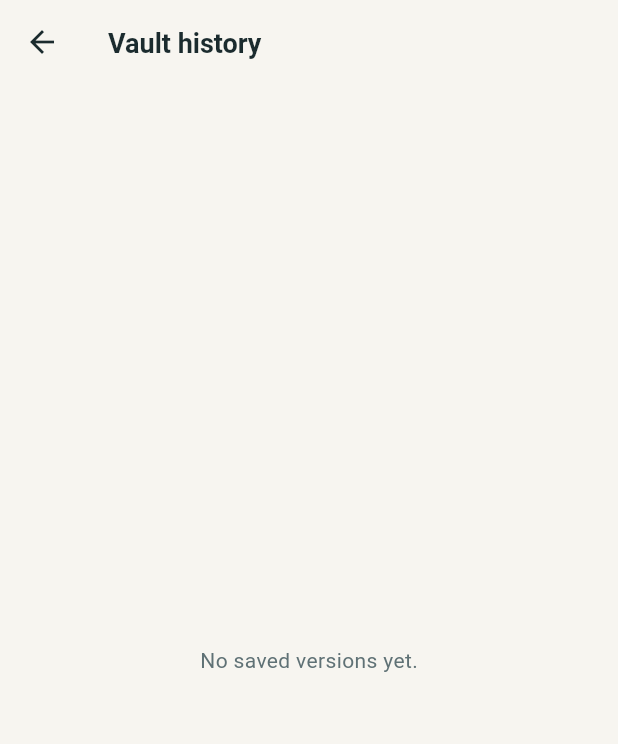
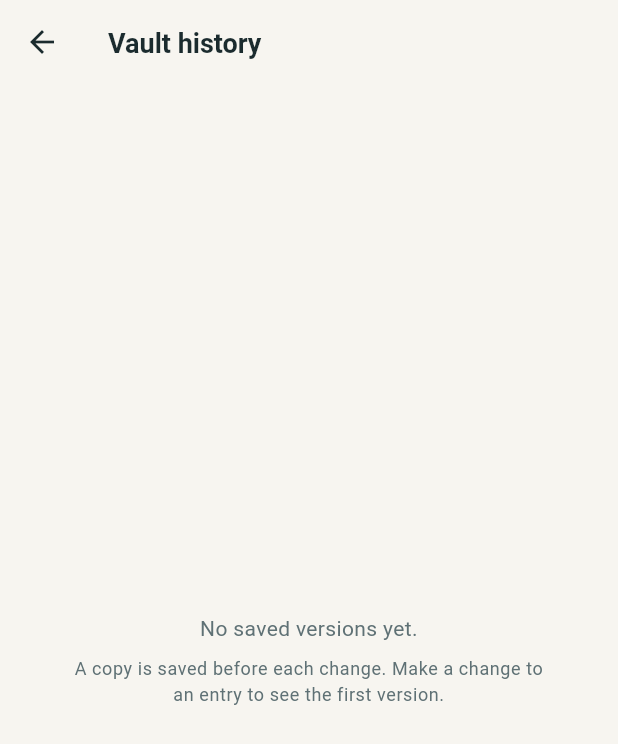
Before and after one commit to neryad/llavero2, a Flutter app: the VaultHistoryScreen screen opened by its route, on a phone screen of 412 x 824 dp. Shown: the top 744 px of the screen. Run offline on Flutter 3.47's test engine with Material 3 defaults, Android fonts, the phone set to English and light mode, and no system bars; our stand-ins replace file_picker, flutter_secure_storage, local_auth, package_info_plus, printing, share_plus; missing offline and left inert: cryptography; accounts and stored records are empty.

Commit message:
fix: pantallas VaultHistory y PasswordHealth en blanco
- VaultHistory: mover AppScope.of de initState a didChangeDependencies
- PasswordHealth: recalcular informe dentro del builder
- Mensajes claros cuando no hay secretos o versiones
- 191 tests pasando

```diff
--- a/lib/features/settings/vault_history_screen.dart
+++ b/lib/features/settings/vault_history_screen.dart
@@ -15,10 +15,13 @@ class VaultHistoryScreen extends StatefulWidget {
 
 class _VaultHistoryScreenState extends State<VaultHistoryScreen> {
   late Future<List<DateTime>> _versions;
+  bool _loaded = false;
 
   @override
-  void initState() {
-    super.initState();
+  void didChangeDependencies() {
+    super.didChangeDependencies();
+    if (_loaded) return;
+    _loaded = true;
     _versions = _load();
   }
 
@@ -58,7 +61,23 @@ class _VaultHistoryScreenState extends State<VaultHistoryScreen> {
           }
           final versions = snapshot.data ?? <DateTime>[];
           if (versions.isEmpty) {
-            return Center(child: Text(l10n.historyEmpty));
+            return Center(
+              child: Padding(
+                padding: const EdgeInsets.all(32),
+                child: Column(
+                  mainAxisSize: MainAxisSize.min,
+                  children: <Widget>[
+                    Text(l10n.historyEmpty, textAlign: TextAlign.center),
+                    const SizedBox(height: 8),
+                    Text(
+                      l10n.historyHint,
+                      textAlign: TextAlign.center,
+                      style: Theme.of(context).textTheme.bodySmall,
+                    ),
+                  ],
+                ),
+              ),
+            );
           }
           return ListView.builder(
             itemCount: versions.length,
--- a/lib/l10n/app_en.arb
+++ b/lib/l10n/app_en.arb
@@ -648,5 +648,20 @@
   "webStorageWarning": "On the web, data is stored in the browser rather than a system secure vault. Use the mobile app for stronger security.",
   "@webStorageWarning": {
     "description": "Warning shown on web about less secure local storage."
+  },
+
+  "noSecretsToCheck": "There are no secret fields yet. Tick the \"Secret\" box on your entries' fields so they can be checked.",
+  "@noSecretsToCheck": {
+    "description": "Message shown when no secret fields exist to analyze."
+  },
+
+  "healthAllGood": "{count} passwords checked, no warnings.",
+  "@healthAllGood": {
+    "description": "Message shown when all passwords passed the health checks."
+  },
+
+  "historyHint": "A copy is saved before each change. Make a change to an entry to see the first version.",
+  "@historyHint": {
+    "description": "Hint shown when the vault history is empty."
   }
 }
```
Also changed, not shown: lib/features/security/security_health_screen.dart (+11 -3 lines), lib/l10n/app_es.arb (+15 -0 lines), lib/l10n/generated/app_l10n.dart, lib/l10n/generated/app_l10n_en.dart, lib/l10n/generated/app_l10n_es.dart, 1 other file.
